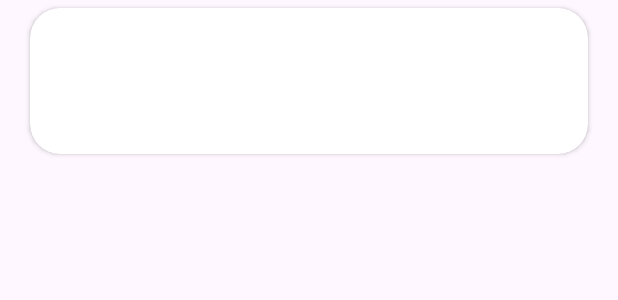
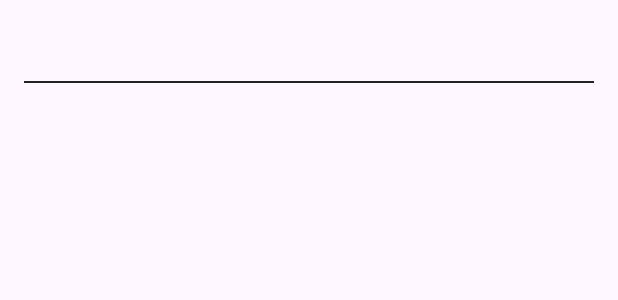
Before and after one commit to hrithik-09/Contact-Manager, an Android app: the layout contact_list.xml on its own in the app's theme, with its tools: preview values and no code run, on a phone screen of 412 x 824 dp. Shown: the top 300 px of the screen. Run offline under Robolectric (Android 15) with nearby library versions, the phone set to English and light mode, and no system bars.

Commit message:
Contact list modified

```diff
--- a/app/src/main/java/com/example/contacts/Contact.java
+++ b/app/src/main/java/com/example/contacts/Contact.java
@@ -11,7 +11,7 @@ public class Contact {
     private String email;
     private String name;
 
-    public Contact( String email, String name) {
+    public Contact( String name, String email) {
         this.email = email;
         this.name = name;
     }
--- a/app/src/main/res/layout/activity_main.xml
+++ b/app/src/main/res/layout/activity_main.xml
@@ -72,6 +72,8 @@
         android:layout_width="0dp"
         android:layout_height="0dp"
         android:layout_margin="20dp"
+        android:padding="20dp"
+        android:background="@drawable/ic_contact_list_background"
         android:id="@+id/recyclerViewContactList"
         app:layout_constraintTop_toBottomOf="@id/mainHeader"
         app:layout_constraintEnd_toEndOf="parent"
--- a/app/src/main/res/layout/contact_list.xml
+++ b/app/src/main/res/layout/contact_list.xml
@@ -7,21 +7,13 @@
             name="contact"
             type="com.example.contacts.Contact" />
     </data>
-    <androidx.cardview.widget.CardView
-        android:elevation="20dp"
-        app:cardCornerRadius="20dp"
-        android:layout_marginLeft="20dp"
-        android:layout_marginRight="20dp"
-        android:layout_marginTop="5dp"
-        android:layout_marginBottom="5dp"
+
+    <androidx.constraintlayout.widget.ConstraintLayout
         android:layout_width="match_parent"
-        android:layout_height="wrap_content">
-        <androidx.constraintlayout.widget.ConstraintLayout
-
-    android:layout_width="match_parent"
-    android:layout_height="wrap_content"
-    android:layout_margin="16dp">
-
+        android:layout_height="wrap_content"
+        android:paddingTop="16dp"
+        android:layout_marginVertical="5dp"
+        android:paddingHorizontal="16dp">
     <TextView
         android:layout_width="0dp"
         android:layout_height="wrap_content"
@@ -29,21 +21,19 @@
         app:layout_constraintStart_toStartOf="parent"
         app:layout_constraintTop_toTopOf="parent"
         android:id="@+id/contactName"
-        android:textSize="32sp"
+        android:textSize="20sp"
+        android:fontFamily="@font/roboto_regular"
         android:text="@{contact.name}"
-        android:textColor="@color/black"/>
+        android:textColor="@color/textPrimary"/>
+        <View
+            android:layout_marginTop="5dp"
+            app:layout_constraintTop_toBottomOf="@id/contactName"
+            app:layout_constraintStart_toStartOf="parent"
+            app:layout_constraintEnd_toEndOf="parent"
+            android:layout_width="match_parent"
+            android:layout_height="1dp"
+            android:background="#232323"/>
 
-    <TextView
-        android:layout_width="0dp"
-        android:layout_height="wrap_content"
-        app:layout_constraintEnd_toEndOf="parent"
-        app:layout_constraintStart_toStartOf="parent"
-        app:layout_constraintTop_toBottomOf="@id/contactName"
-        android:id="@+id/contactEmail"
-        android:textSize="16sp"
-        android:text="@{contact.email}"
-        android:textColor="@color/black"/>
 
 </androidx.constraintlayout.widget.ConstraintLayout>
-    </androidx.cardview.widget.CardView>
 </layout>
```
Also changed, not shown: app/src/main/res/drawable-night/ic_contact_list_background.xml (added, +21 -0 lines), app/src/main/res/drawable/ic_contact_list_background.xml (added, +21 -0 lines).
